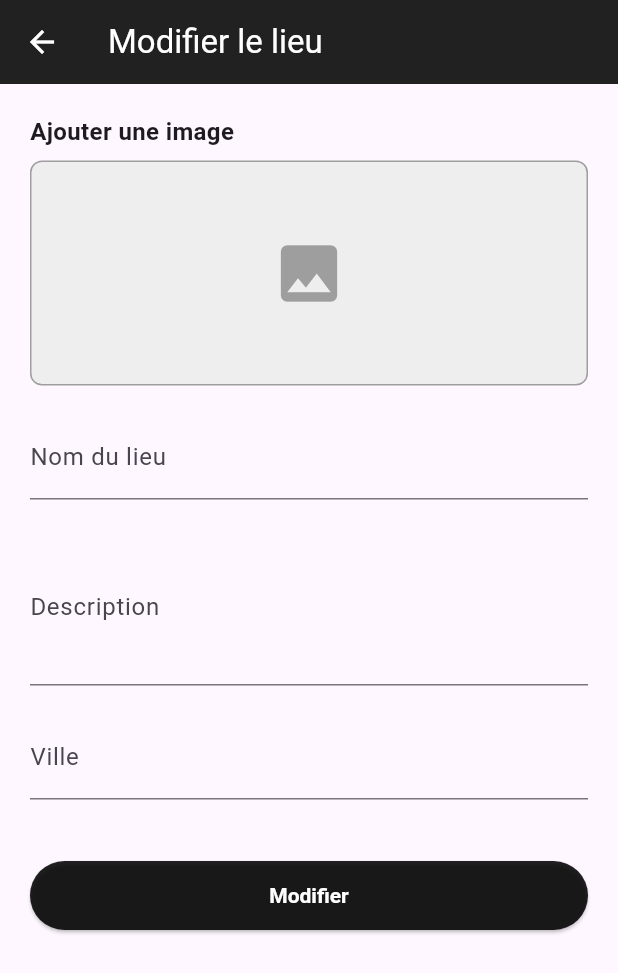
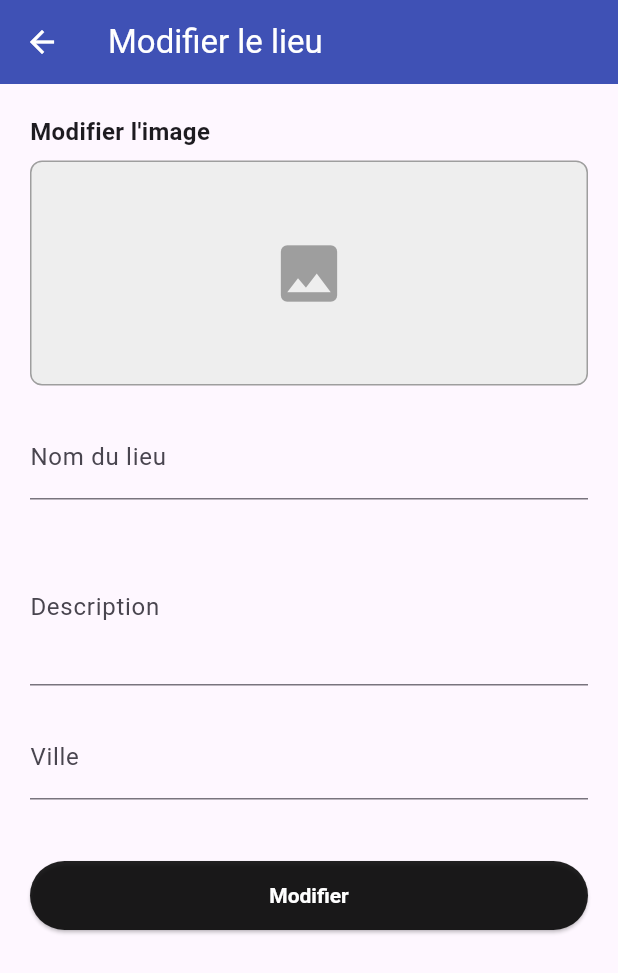
Before and after one commit to Junior-Spiro/final_projet, a Flutter app: the ModifierLieuPage screen opened directly with empty values, on a phone screen of 412 x 824 dp. Shown: the top 973 px of the screen. Run offline on Flutter 3.47's test engine with Material 3 defaults, Android fonts, the phone set to English and light mode, and no system bars; our stand-ins replace cloud_firestore, firebase_auth, firebase_core, firebase_storage, flutter_riverpod, image_picker and 1 more; accounts and stored records are empty.

Commit message:
Modification pour améliorer le design et d'autres fonctions

```diff
--- a/lib/main.dart
+++ b/lib/main.dart
@@ -21,6 +21,7 @@ class MonApplication extends StatelessWidget {
     return MaterialApp(
       debugShowCheckedModeBanner: false,
       title: 'Compagny Hubs',
+      theme: ThemeData(visualDensity: VisualDensity.adaptivePlatformDensity),
       home: FluxAuthentification(lieu: lieu),
     );
   }
--- a/lib/pages/ajout_lieu_page.dart
+++ b/lib/pages/ajout_lieu_page.dart
@@ -120,8 +120,8 @@ class _AjoutLieuPageState extends State<AjoutLieuPage> {
     return Scaffold(
       appBar: AppBar(
         title: const Text('Ajouter un lieu'),
-        backgroundColor: Colors.black87,
-        foregroundColor: Colors.white,
+        backgroundColor: Colors.white,
+        foregroundColor: Colors.tealAccent,
       ),
       body: Padding(
         padding: const EdgeInsets.all(20),
--- a/lib/pages/modifier_lieu_page.dart
+++ b/lib/pages/modifier_lieu_page.dart
@@ -1,4 +1,5 @@
 import 'dart:io';
+import 'package:final_projet/services/auth_service.dart';
 import 'package:final_projet/services/firebase_service.dart';
 import 'package:final_projet/widget/image_prise.dart';
 import 'package:flutter/material.dart';
@@ -7,11 +8,11 @@ import 'package:final_projet/models/lieu.dart';
 class ModifierLieuPage extends StatefulWidget {
   final Lieu lieu;
   const ModifierLieuPage({
-    Key? key,
+    super.key,
     required this.lieu,
     required Map<String, dynamic> lieuData,
     required String lieuId,
-  }) : super(key: key);
+  });
 
   @override
   State<ModifierLieuPage> createState() => _ModifierLieuPageState();
@@ -30,6 +31,8 @@ class _ModifierLieuPageState extends State<ModifierLieuPage> {
     padding: const EdgeInsets.symmetric(horizontal: 40, vertical: 15),
     textStyle: const TextStyle(fontWeight: FontWeight.bold),
   );
+
+  bool _isLoading = false;
 
   @override
   void initState() {
@@ -59,6 +62,18 @@ class _ModifierLieuPageState extends State<ModifierLieuPage> {
   Future<void> _modifierLieu() async {
     if (_formKey.currentState!.validate()) {
       try {
+        setState(() {
+          _isLoading = true;
+        });
+        final user = AuthService().getCurrentUser();
+        if (user == null) {
+          _afficherErreurDialog('Utilisateur non connecté');
+          setState(() {
+            _isLoading = false;
+          });
+          return;
+        }
+
         await FirebaseService.modifierLieu(
           lieuId: widget.lieu.id,
           nom: _nomController.text.trim(),
@@ -67,8 +82,14 @@ class _ModifierLieuPageState extends State<ModifierLieuPage> {
           anciennePhotoUrl: _photoActuelle,
           nouvelleImage: _nouvelleImage,
         );
+        setState(() {
+          _isLoading = false;
+        });
         _afficherSuccesDialog();
       } catch (e) {
+        setState(() {
+          _isLoading = false;
+        });
         _afficherErreurDialog(e.toString());
       }
     }
@@ -116,7 +137,7 @@ class _ModifierLieuPageState extends State<ModifierLieuPage> {
     return Scaffold(
       appBar: AppBar(
         title: const Text('Modifier le lieu'),
-        backgroundColor: Colors.black87,
+        backgroundColor: Colors.indigo,
         foregroundColor: Colors.white,
       ),
       body: Padding(
@@ -125,7 +146,10 @@ class _ModifierLieuPageState extends State<ModifierLieuPage> {
           key: _formKey,
           child: ListView(
             children: [
-              ImagePrise(onPhotoSelectionne: _onPhotoSelectionne),
+              ImagePrise(
+                onPhotoSelectionne: _onPhotoSelectionne,
+                imageUrl: _photoActuelle,
+              ),
               const SizedBox(height: 20),
               TextFormField(
                 controller: _nomController,
@@ -154,8 +178,18 @@ class _ModifierLieuPageState extends State<ModifierLieuPage> {
               const SizedBox(height: 40),
               ElevatedButton(
                 style: styleBouton,
-                onPressed: _modifierLieu,
-                child: const Text('Modifier'),
+                onPressed: _isLoading ? null : _modifierLieu,
+                child: _isLoading
+                    ? SizedBox(
+                        width: 24,
+                        height: 24,
+                        child: CircularProgressIndicator(
+                          color: Colors.white,
+                          backgroundColor: Colors.black54,
+                          strokeWidth: 2.5,
+                        ),
+                      )
+                    : const Text('Modifier'),
               ),
             ],
           ),
--- a/lib/pages/page_detail.dart
+++ b/lib/pages/page_detail.dart
@@ -13,8 +13,8 @@ class PageDetail extends StatelessWidget {
   Widget build(BuildContext context) {
     return Scaffold(
       appBar: AppBar(
-        backgroundColor: Colors.black87,
-        foregroundColor: Colors.white,
+        backgroundColor: Colors.green[100],
+        foregroundColor: Colors.teal,
         title: Text(
           'Informations sur ${lieu.nom}',
           style: TextStyle(fontSize: MediaQuery.of(context).size.width * 0.05),
--- a/lib/widget/donnees_meteo_widget.dart
+++ b/lib/widget/donnees_meteo_widget.dart
@@ -15,10 +15,11 @@ class DonneesMeteoWidget extends StatelessWidget {
     final iconUrl = 'https://openweathermap.org/img/wn/$iconCode@2x.png';
 
     return Card(
+      color: Colors.green[300],
       margin: const EdgeInsets.symmetric(vertical: 12),
       elevation: 4,
       child: Padding(
-        padding: const EdgeInsets.all(16.0),
+        padding: const EdgeInsets.all(30.0),
         child: Column(
           children: [
             Text(
--- a/lib/widget/image_prise.dart
+++ b/lib/widget/image_prise.dart
@@ -7,9 +7,9 @@ typedef PhotoSelectionCallback = void Function(File image);
 
 class ImagePrise extends StatefulWidget {
   final PhotoSelectionCallback onPhotoSelectionne;
+  String? imageUrl;
 
-  const ImagePrise({Key? key, required this.onPhotoSelectionne})
-    : super(key: key);
+  ImagePrise({super.key, required this.onPhotoSelectionne, this.imageUrl});
 
   @override
   State<ImagePrise> createState() => _ImagePriseState();
@@ -17,7 +17,14 @@ class ImagePrise extends StatefulWidget {
 
 class _ImagePriseState extends State<ImagePrise> {
   File? _image;
+  String? _imageUrl;
   final ImagePicker _picker = ImagePicker();
+
+  @override
+  void initState() {
+    super.initState();
+    _imageUrl = widget.imageUrl;
+  }
 
   Future<void> _showPickerDialog() async {
     showModalBottomSheet(
@@ -55,6 +62,7 @@ class _ImagePriseState extends State<ImagePrise> {
     if (picked != null) {
       setState(() {
         _image = File(picked.path);
+        _imageUrl = null; // La nouvelle image remplace ancienne URL
       });
       widget.onPhotoSelectionne(_image!);
     }
@@ -65,17 +73,41 @@ class _ImagePriseState extends State<ImagePrise> {
     return Column(
       crossAxisAlignment: CrossAxisAlignment.start,
       children: [
-        const Padding(
+        Padding(
           padding: EdgeInsets.only(bottom: 8.0),
-          child: Text(
-            'Ajouter une image',
-            style: TextStyle(fontSize: 16, fontWeight: FontWeight.w600),
-          ),
+          child: (_image != null || _imageUrl != null)
+              ? Text(
+                  'Modifier l\'image',
+                  style: TextStyle(fontSize: 16, fontWeight: FontWeight.w600),
+                )
+              : Text(
+                  'Ajouter une image',
+                  style: TextStyle(fontSize: 16, fontWeight: FontWeight.w600),
+                ),
         ),
         GestureDetector(
           onTap: _showPickerDialog,
-          child: _image == null
-              ? Container(
+          child: _image != null
+              ? ClipRRect(
+                  borderRadius: BorderRadius.circular(8),
+                  child: Image.file(
+                    _image!,
+                    height: 300,
+                    width: double.infinity,
+                    fit: BoxFit.cover,
+                  ),
+                )
+              : (_imageUrl != null && _imageUrl!.isNotEmpty)
+              ? ClipRRect(
+                  borderRadius: BorderRadius.circular(8),
+                  child: Image.network(
+                    _imageUrl!,
+                    height: 300,
+                    width: double.infinity,
+                    fit: BoxFit.cover,
+                  ),
+                )
+              : Container(
                   height: 150,
                   decoration: BoxDecoration(
                     border: Border.all(color: Colors.grey),
@@ -85,15 +117,6 @@ class _ImagePriseState extends State<ImagePrise> {
                   child: const Center(
                     child: Icon(Icons.photo, size: 50, color: Colors.grey),
                   ),
-                )
-              : ClipRRect(
-                  borderRadius: BorderRadius.circular(8),
-                  child: Image.file(
-                    _image!,
-                    height: 300,
-                    width: double.infinity,
-                    fit: BoxFit.cover,
-                  ),
                 ),
         ),
       ],
```
Also changed, not shown: lib/pages/ecran_profil.dart (added, +59 -0 lines), lib/pages/page_acceuil.dart (+67 -16 lines), lib/pages/page_menu_nav.dart (deleted, +0 -49 lines), lib/pages/supprimer_lieu_page.dart (+25 -6 lines), lib/widget/bouton_api_service.dart (+5 -2 lines), 1 other file.
